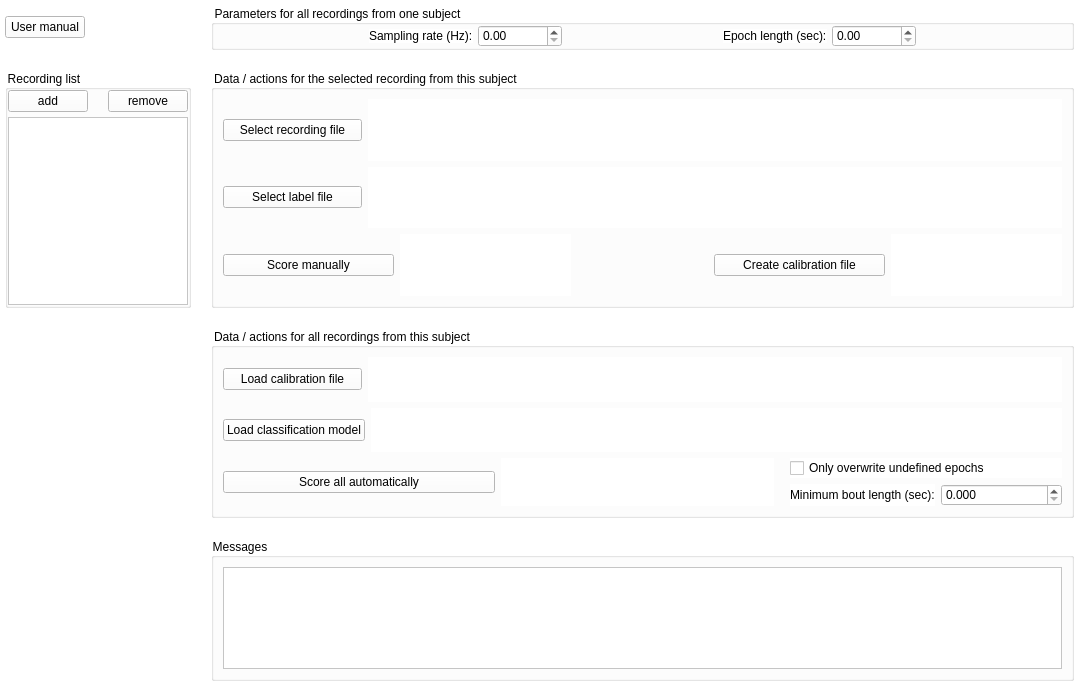
Qt form accusleepy/gui/window0.ui (zekebarger/AccuSleePy) before a commit.
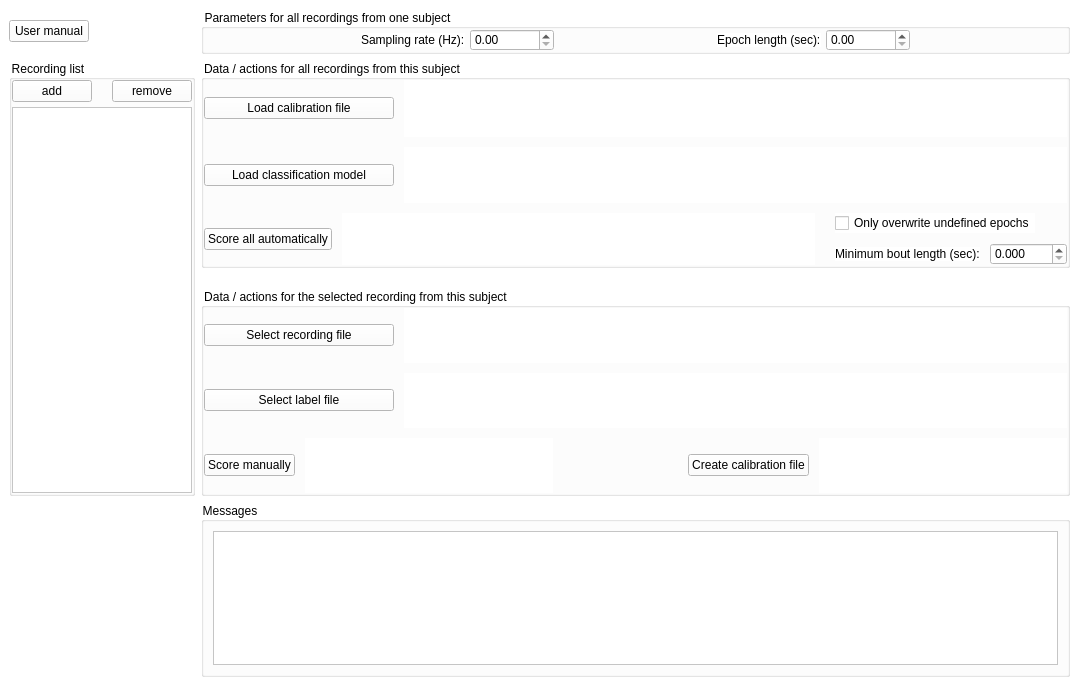
The same form after that commit.

Commit message: better skeleton

What changed in the file:
```diff
--- a/accusleepy/gui/window0.ui
+++ b/accusleepy/gui/window0.ui
@@ -29,137 +29,18 @@
      <verstretch>0</verstretch>
     </sizepolicy>
    </property>
-   <layout class="QGridLayout" name="gridLayout" rowstretch="1,5,4,3" columnstretch="1,6">
-    <property name="leftMargin">
-     <number>5</number>
-    </property>
-    <property name="topMargin">
-     <number>5</number>
-    </property>
-    <property name="rightMargin">
-     <number>5</number>
-    </property>
-    <property name="bottomMargin">
-     <number>5</number>
-    </property>
-    <property name="spacing">
-     <number>20</number>
-    </property>
-    <item row="2" column="1">
-     <widget class="QGroupBox" name="groupBox_3">
+   <layout class="QGridLayout" name="gridLayout" rowstretch="1,5,2" columnstretch="1,5">
+    <item row="0" column="0">
+     <widget class="QPushButton" name="usermanualbutton">
       <property name="sizePolicy">
-       <sizepolicy hsizetype="Preferred" vsizetype="Preferred">
+       <sizepolicy hsizetype="Fixed" vsizetype="Fixed">
         <horstretch>0</horstretch>
         <verstretch>0</verstretch>
        </sizepolicy>
       </property>
-      <property name="title">
-       <string>Data / actions for all recordings from this subject</string>
-      </property>
-      <layout class="QVBoxLayout" name="verticalLayout_3">
-       <item>
-        <layout class="QHBoxLayout" name="horizontalLayout_7" stretch="1,5">
-         <item>
-          <widget class="QPushButton" name="loadcalibrationbutton">
            <property name="text">
-            <string>Load calibration file</string>
-           </property>
-          </widget>
-         </item>
-         <item>
-          <widget class="QLabel" name="calibrationfiletext">
-           <property name="text">
-            <string/>
-           </property>
-          </widget>
-         </item>
-        </layout>
-       </item>
-       <item>
-        <layout class="QHBoxLayout" name="horizontalLayout_9" stretch="1,5">
-         <item>
-          <widget class="QPushButton" name="pushButton_2">
-           <property name="text">
-            <string>Load classification model</string>
-           </property>
-          </widget>
-         </item>
-         <item>
-          <widget class="QLabel" name="classificationmodeltext">
-           <property name="text">
-            <string/>
-           </property>
-          </widget>
-         </item>
-        </layout>
-       </item>
-       <item>
-        <layout class="QHBoxLayout" name="horizontalLayout_8">
-         <item>
-          <widget class="QPushButton" name="scoreallbutton">
-           <property name="text">
-            <string>Score all automatically</string>
-           </property>
-          </widget>
-         </item>
-         <item>
-          <widget class="QLabel" name="scoreallstatus">
-           <property name="text">
-            <string/>
-           </property>
-          </widget>
-         </item>
-         <item>
-          <spacer name="horizontalSpacer_5">
-           <property name="orientation">
-            <enum>Qt::Orientation::Horizontal</enum>
-           </property>
-           <property name="sizeType">
-            <enum>QSizePolicy::Policy::Preferred</enum>
-           </property>
-           <property name="sizeHint" stdset="0">
-            <size>
-             <width>10</width>
-             <height>5</height>
-            </size>
-           </property>
-          </spacer>
-         </item>
-         <item>
-          <layout class="QVBoxLayout" name="verticalLayout_4">
-           <item>
-            <widget class="QCheckBox" name="overwritecheckbox">
-             <property name="text">
-              <string>Only overwrite undefined epochs</string>
-             </property>
-            </widget>
-           </item>
-           <item>
-            <layout class="QHBoxLayout" name="boutlengthlayout">
-             <item>
-              <widget class="QLabel" name="boutlengthlabel">
-               <property name="text">
-                <string>Minimum bout length (sec):</string>
-               </property>
-              </widget>
-             </item>
-             <item>
-              <widget class="QDoubleSpinBox" name="boutlengthinput">
-               <property name="decimals">
-                <number>3</number>
-               </property>
-               <property name="maximum">
-                <double>1000.000000000000000</double>
-               </property>
-              </widget>
-             </item>
-            </layout>
-           </item>
-          </layout>
-         </item>
-        </layout>
-       </item>
-      </layout>
+       <string>User manual</string>
+      </property>
      </widget>
     </item>
     <item row="0" column="1">
@@ -377,7 +258,180 @@
      </widget>
     </item>
     <item row="1" column="1">
-     <widget class="QGroupBox" name="groupBox_2">
+     <layout class="QVBoxLayout" name="recordingactionsgroupbox" stretch="1,1">
+      <property name="spacing">
+       <number>20</number>
+      </property>
+      <item>
+       <widget class="QGroupBox" name="allrecordingsgroupbox">
+        <property name="sizePolicy">
+         <sizepolicy hsizetype="Preferred" vsizetype="Preferred">
+          <horstretch>0</horstretch>
+          <verstretch>0</verstretch>
+         </sizepolicy>
+        </property>
+        <property name="title">
+         <string>Data / actions for all recordings from this subject</string>
+        </property>
+        <layout class="QVBoxLayout" name="verticalLayout_3" stretch="3,3,4">
+         <property name="spacing">
+          <number>10</number>
+         </property>
+         <property name="leftMargin">
+          <number>0</number>
+         </property>
+         <property name="topMargin">
+          <number>0</number>
+         </property>
+         <property name="rightMargin">
+          <number>0</number>
+         </property>
+         <property name="bottomMargin">
+          <number>0</number>
+         </property>
+         <item>
+          <layout class="QHBoxLayout" name="horizontalLayout_7" stretch="2,7">
+           <item>
+            <widget class="QPushButton" name="loadcalibrationbutton">
+             <property name="sizePolicy">
+              <sizepolicy hsizetype="Preferred" vsizetype="Fixed">
+               <horstretch>0</horstretch>
+               <verstretch>0</verstretch>
+              </sizepolicy>
+             </property>
+             <property name="text">
+              <string>Load calibration file</string>
+             </property>
+            </widget>
+           </item>
+           <item>
+            <widget class="QLabel" name="calibrationfiletext">
+             <property name="text">
+              <string/>
+             </property>
+            </widget>
+           </item>
+          </layout>
+         </item>
+         <item>
+          <layout class="QHBoxLayout" name="horizontalLayout_9" stretch="2,7">
+           <item>
+            <widget class="QPushButton" name="pushButton_2">
+             <property name="sizePolicy">
+              <sizepolicy hsizetype="Preferred" vsizetype="Fixed">
+               <horstretch>0</horstretch>
+               <verstretch>0</verstretch>
+              </sizepolicy>
+             </property>
+             <property name="text">
+              <string>Load classification model</string>
+             </property>
+            </widget>
+           </item>
+           <item>
+            <widget class="QLabel" name="classificationmodeltext">
+             <property name="text">
+              <string/>
+             </property>
+            </widget>
+           </item>
+          </layout>
+         </item>
+         <item>
+          <layout class="QHBoxLayout" name="horizontalLayout_8">
+           <item>
+            <widget class="QPushButton" name="scoreallbutton">
+             <property name="sizePolicy">
+              <sizepolicy hsizetype="Fixed" vsizetype="Fixed">
+               <horstretch>0</horstretch>
+               <verstretch>0</verstretch>
+              </sizepolicy>
+             </property>
+             <property name="text">
+              <string>Score all automatically</string>
+             </property>
+            </widget>
+           </item>
+           <item>
+            <widget class="QLabel" name="scoreallstatus">
+             <property name="text">
+              <string/>
+             </property>
+            </widget>
+           </item>
+           <item>
+            <spacer name="horizontalSpacer_5">
+             <property name="orientation">
+              <enum>Qt::Orientation::Horizontal</enum>
+             </property>
+             <property name="sizeType">
+              <enum>QSizePolicy::Policy::Preferred</enum>
+             </property>
+             <property name="sizeHint" stdset="0">
+              <size>
+               <width>10</width>
+               <height>5</height>
+              </size>
+             </property>
+            </spacer>
+           </item>
+           <item>
+            <layout class="QVBoxLayout" name="verticalLayout_4">
+             <item>
+              <widget class="QCheckBox" name="overwritecheckbox">
+               <property name="sizePolicy">
+                <sizepolicy hsizetype="Fixed" vsizetype="Fixed">
+                 <horstretch>0</horstretch>
+                 <verstretch>0</verstretch>
+                </sizepolicy>
+               </property>
+               <property name="text">
+                <string>Only overwrite undefined epochs</string>
+               </property>
+              </widget>
+             </item>
+             <item>
+              <layout class="QHBoxLayout" name="boutlengthlayout">
+               <item>
+                <widget class="QLabel" name="boutlengthlabel">
+                 <property name="sizePolicy">
+                  <sizepolicy hsizetype="Fixed" vsizetype="Fixed">
+                   <horstretch>0</horstretch>
+                   <verstretch>0</verstretch>
+                  </sizepolicy>
+                 </property>
+                 <property name="text">
+                  <string>Minimum bout length (sec):</string>
+                 </property>
+                </widget>
+               </item>
+               <item>
+                <widget class="QDoubleSpinBox" name="boutlengthinput">
+                 <property name="sizePolicy">
+                  <sizepolicy hsizetype="Fixed" vsizetype="Fixed">
+                   <horstretch>0</horstretch>
+                   <verstretch>0</verstretch>
+                  </sizepolicy>
+                 </property>
+                 <property name="decimals">
+                  <number>3</number>
+                 </property>
+                 <property name="maximum">
+                  <double>1000.000000000000000</double>
+                 </property>
+                </widget>
+               </item>
+              </layout>
+             </item>
+            </layout>
+           </item>
+          </layout>
+         </item>
+        </layout>
+       </widget>
+      </item>
+      <item>
+       <widget class="QGroupBox" name="thisrecordinggroupbox">
       <property name="sizePolicy">
        <sizepolicy hsizetype="Preferred" vsizetype="Preferred">
         <horstretch>0</horstretch>
@@ -387,11 +441,32 @@
       <property name="title">
        <string>Data / actions for the selected recording from this subject</string>
       </property>
-      <layout class="QVBoxLayout" name="verticalLayout_2">
+        <layout class="QVBoxLayout" name="verticalLayout_2" stretch="1,1,1">
+         <property name="spacing">
+          <number>10</number>
+         </property>
+         <property name="leftMargin">
+          <number>0</number>
+         </property>
+         <property name="topMargin">
+          <number>0</number>
+         </property>
+         <property name="rightMargin">
+          <number>0</number>
+         </property>
+         <property name="bottomMargin">
+          <number>0</number>
+         </property>
        <item>
-        <layout class="QHBoxLayout" name="horizontalLayout_4" stretch="1,5">
+          <layout class="QHBoxLayout" name="horizontalLayout_4" stretch="2,7">
          <item>
           <widget class="QPushButton" name="recordingfilebutton">
+             <property name="sizePolicy">
+              <sizepolicy hsizetype="Preferred" vsizetype="Fixed">
+               <horstretch>0</horstretch>
+               <verstretch>0</verstretch>
+              </sizepolicy>
+             </property>
            <property name="text">
             <string>Select recording file</string>
            </property>
@@ -407,9 +482,21 @@
         </layout>
        </item>
        <item>
-        <layout class="QHBoxLayout" name="horizontalLayout_6" stretch="1,5">
+          <layout class="QHBoxLayout" name="horizontalLayout_6" stretch="2,7">
          <item>
           <widget class="QPushButton" name="labelfilebutton">
+             <property name="sizePolicy">
+              <sizepolicy hsizetype="Preferred" vsizetype="Fixed">
+               <horstretch>0</horstretch>
+               <verstretch>0</verstretch>
+              </sizepolicy>
+             </property>
+             <property name="baseSize">
+              <size>
+               <width>0</width>
+               <height>0</height>
+              </size>
+             </property>
            <property name="text">
             <string>Select label file</string>
            </property>
@@ -425,9 +512,15 @@
         </layout>
        </item>
        <item>
-        <layout class="QHBoxLayout" name="horizontalLayout_5" stretch="5,5,4,5,5">
+          <layout class="QHBoxLayout" name="horizontalLayout_5" stretch="2,2,1,2,2">
          <item>
           <widget class="QPushButton" name="pushButton_3">
+             <property name="sizePolicy">
+              <sizepolicy hsizetype="Fixed" vsizetype="Fixed">
+               <horstretch>0</horstretch>
+               <verstretch>0</verstretch>
+              </sizepolicy>
+             </property>
            <property name="text">
             <string>Score manually</string>
            </property>
@@ -458,6 +551,12 @@
          </item>
          <item>
           <widget class="QPushButton" name="pushButton">
+             <property name="sizePolicy">
+              <sizepolicy hsizetype="Fixed" vsizetype="Fixed">
+               <horstretch>0</horstretch>
+               <verstretch>0</verstretch>
+              </sizepolicy>
+             </property>
            <property name="text">
             <string>Create calibration file</string>
            </property>
@@ -475,21 +574,10 @@
       </layout>
      </widget>
     </item>
-    <item row="0" column="0">
-     <widget class="QPushButton" name="usermanualbutton">
-      <property name="sizePolicy">
-       <sizepolicy hsizetype="Fixed" vsizetype="Fixed">
-        <horstretch>0</horstretch>
-        <verstretch>0</verstretch>
-       </sizepolicy>
-      </property>
-      <property name="text">
-       <string>User manual</string>
-      </property>
-     </widget>
+     </layout>
     </item>
-    <item row="3" column="1">
-     <widget class="QGroupBox" name="groupBox_4">
+    <item row="2" column="1">
+     <widget class="QGroupBox" name="messagesgroupbox">
       <property name="title">
        <string>Messages</string>
       </property>
```
Left out of the diff: 2 changed lines with no effect on the pictures. Lines whose indentation alone changed are shown as unchanged. The commit also changes 1 other file.
